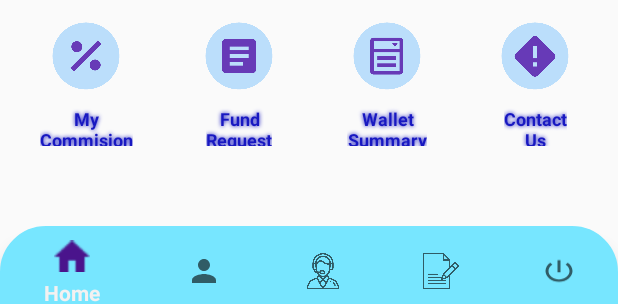
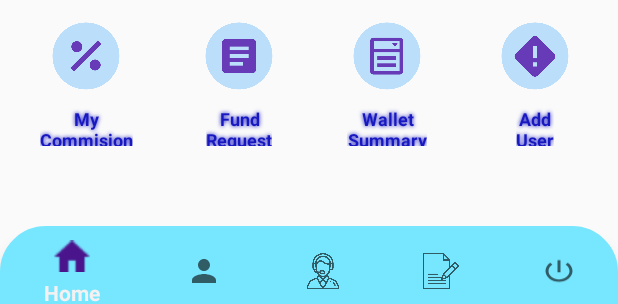
Before and after one commit to souradip-swipecare/swipe-care-demorecharrgeapp, an Android app: the layout activity_dashboard.xml on its own in the app's theme, with its tools: preview values and no code run, on a phone screen of 412 x 824 dp. Shown: the part 920-1224 px from the top of the screen. Run offline under Robolectric (Android 15) with nearby library versions, the phone set to English and light mode, and no system bars; plain views replace SliderLayout; Roboto replaces fonts that are not available here.

Commit message:
change url and app logo  add usrr add add  bottom navbar

```diff
--- a/app/src/main/res/layout/sbinfotechhdashboard.xml
+++ b/app/src/main/res/layout/sbinfotechhdashboard.xml
@@ -624,7 +624,7 @@
 
                     </LinearLayout>
                     <LinearLayout
-                        android:id="@+id/contact_us"
+                        android:id="@+id/adduser"
                         android:layout_width="wrap_content"
                         android:layout_height="match_parent"
                         android:layout_gravity="center"
@@ -650,7 +650,7 @@
                             android:layout_width="wrap_content"
                             android:layout_height="wrap_content"
                             android:paddingTop="5dp"
-                            android:text="Contact\nUs"
+                            android:text="Add\nUser"
                             android:textAlignment="center"
                             android:textAppearance="@style/iconname" />
 
```
Also changed, not shown: app/src/main/java/com/swipecare/payments/MainActivity.java (+9 -7 lines).
